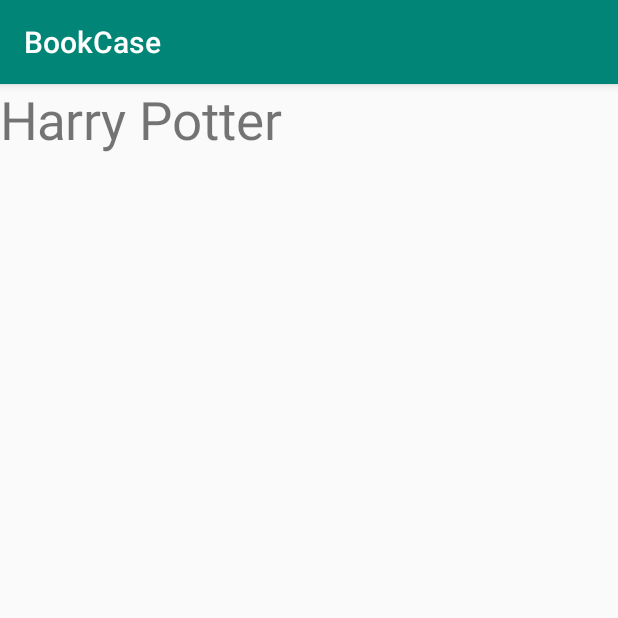
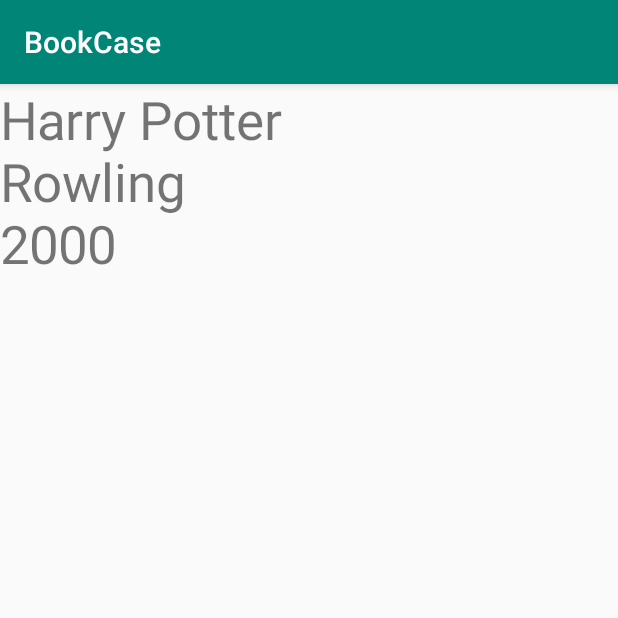
Before and after one commit to john-ammon/BookCase, an Android app: the screen it shows after launch (MainActivity), on a phone screen of 412 x 824 dp, the top half of it. Run offline under Robolectric (Android 15) with nearby library versions, the phone set to English and light mode, and no system bars.

Commit message:
Added Book class and started implementation

```diff
--- a/app/src/main/AndroidManifest.xml
+++ b/app/src/main/AndroidManifest.xml
@@ -1,6 +1,9 @@
 <?xml version="1.0" encoding="utf-8"?>
 <manifest xmlns:android="http://schemas.android.com/apk/res/android"
     package="edu.temple.bookcase">
+
+    <uses-permission android:name="android.permission.INTERNET" />
+    <uses-permission android:name="android.permission.ACCESS_NETWORK_STATE" />
 
     <application
         android:allowBackup="true"
--- /dev/null
+++ b/app/src/main/java/edu/temple/bookcase/Book.java
@@ -0,0 +1,51 @@
+package edu.temple.bookcase;
+
+import android.os.Parcel;
+import android.os.Parcelable;
+
+public class Book implements Parcelable {
+    int mData;
+    int id;
+    String title;
+    String author;
+    int published;
+    String coverURL;
+
+    public Book(int id, String title, String author, int published, String coverURL) {
+        this.id = id;
+        this.title = title;
+        this.author = author;
+        this.published = published;
+        this.coverURL = coverURL;
+    }
+
+    public Book(Parcel in) {
+        this.id = in.readInt();
+        this.title = in.readString();
+        this.author = in.readString();
+        this.published = in.readInt();
+        this.coverURL = in.readString();
+    }
+
+    public static final Parcelable.Creator<Book> CREATOR
+            = new Parcelable.Creator<Book>() {
+        public Book createFromParcel(Parcel in) {
+            return new Book(in);
+        }
+
+        public Book[] newArray(int size) {
+            return new Book[size];
+        }
+    };
+
+
+    @Override
+    public int describeContents() {
+        return 0;
+    }
+
+    @Override
+    public void writeToParcel(Parcel parcel, int i) {
+        parcel.writeInt(mData);
+    }
+}
--- a/app/src/main/java/edu/temple/bookcase/BookDetailsFragment.java
+++ b/app/src/main/java/edu/temple/bookcase/BookDetailsFragment.java
@@ -9,22 +9,22 @@ import androidx.fragment.app.Fragment;
 
 public class BookDetailsFragment extends Fragment {
 
-    String title;
+    Book book;
     TextView tv;
 
     public BookDetailsFragment() {}
 
-    public static BookDetailsFragment newInstance(String title) {
+    public static BookDetailsFragment newInstance(Book book) {
         BookDetailsFragment bdf = new BookDetailsFragment();
         Bundle bundle = new Bundle();
-        bundle.putString("book", title);
+        bundle.putParcelable("book", book);
         bdf.setArguments(bundle);
 
         return bdf;
     }
 
-    public void displayBook(String title) {
-        tv.setText(title);
+    public void displayBook(Book book) {
+        tv.setText(book.title + "\n" + book.author + "\n" + book.published);
         tv.setTextSize(35);
     }
 
@@ -33,7 +33,7 @@ public class BookDetailsFragment extends Fragment {
         super.onCreate(savedInstanceState);
 
         if (getArguments() != null) {
-            title = getArguments().getString("book");
+            book = getArguments().getParcelable("book");
         }
     }
 
@@ -41,7 +41,7 @@ public class BookDetailsFragment extends Fragment {
     public View onCreateView(LayoutInflater inflater, ViewGroup container, Bundle savedInstanceState) {
         tv = (TextView) inflater.inflate(R.layout.fragment_details, container, false);
 
-        if(title != null) {displayBook(title);}
+        if(book != null) {displayBook(book);}
 
         return tv;
     }
--- a/app/src/main/java/edu/temple/bookcase/MainActivity.java
+++ b/app/src/main/java/edu/temple/bookcase/MainActivity.java
@@ -5,6 +5,8 @@ import androidx.fragment.app.Fragment;
 
 import android.content.res.Resources;
 import android.os.Bundle;
+import android.view.View;
+import android.widget.Toast;
 
 import java.util.ArrayList;
 import java.util.Arrays;
@@ -13,24 +15,36 @@ public class MainActivity extends AppCompatActivity implements BookListFragment.
 
     BookDetailsFragment bdf;
     Boolean twoFragment;
-    ArrayList<String> books = new ArrayList<>();
+    ArrayList<Book> books = new ArrayList<>();
 
     @Override
     protected void onCreate(Bundle savedInstanceState) {
         super.onCreate(savedInstanceState);
         setContentView(R.layout.activity_main);
         Resources res = getResources();
-        books.addAll(Arrays.asList(res.getStringArray(R.array.book_array)));
         twoFragment = (findViewById(R.id.detailFragment) != null);
+
+        Book test = new Book(1, "Harry Potter", "Rowling", 2000, "url");
+        Book test2 = new Book(2, "Harry Potter 2", "Rowling", 2001, "url");
+        books.add(test);
+        books.add(test2);
+
+        Bundle bundle = new Bundle();
+        bundle.putParcelableArrayList("BookList", books);
+
+        ViewPagerFragment vpf = new ViewPagerFragment();
+        vpf.setArguments(bundle);
+        BookDetailsFragment bdf = new BookDetailsFragment();
+        bdf.setArguments(bundle);
+
 
         if(!twoFragment) {
             getSupportFragmentManager()
                     .beginTransaction()
                     .addToBackStack(null)
-                    .replace(R.id.listFragment, new ViewPagerFragment())
+                    .replace(R.id.listFragment, vpf)
                     .commit();
         } else {
-            bdf = new BookDetailsFragment();
             getSupportFragmentManager()
                     .beginTransaction()
                     .addToBackStack(null)
@@ -40,16 +54,14 @@ public class MainActivity extends AppCompatActivity implements BookListFragment.
             getSupportFragmentManager()
                     .beginTransaction()
                     .addToBackStack(null)
-                    .add(R.id.listFragment, blf)
+                    .replace(R.id.listFragment, blf)
                     .commit();
         }
     }
 
     @Override
     public void onFragmentInteraction(int position) {
-        String title = books.get(position);
-        bdf.displayBook(title);
-
-
+        Book book = books.get(position);
+        bdf.displayBook(book);
     }
 }
--- a/app/src/main/java/edu/temple/bookcase/ViewPagerFragment.java
+++ b/app/src/main/java/edu/temple/bookcase/ViewPagerFragment.java
@@ -11,10 +11,14 @@ import androidx.fragment.app.FragmentStatePagerAdapter;
 import androidx.viewpager.widget.PagerAdapter;
 import androidx.viewpager.widget.ViewPager;
 
+import java.lang.reflect.Array;
+import java.util.ArrayList;
+
 public class ViewPagerFragment extends Fragment {
 
     ViewPager vp;
     PagerAdapter pa;
+    ArrayList<Book> books;
 
     public ViewPagerFragment() {}
     public static ViewPagerFragment newInstance() {return new ViewPagerFragment();}
@@ -26,6 +30,7 @@ public class ViewPagerFragment extends Fragment {
 
     @Override
     public View onCreateView(LayoutInflater inflater, ViewGroup container, Bundle savedInstanceState) {
+        books = getArguments().getParcelableArrayList("BookList");
         View v = inflater.inflate(R.layout.fragment_pager, container,false);
         vp = v.findViewById(R.id.bookPager);
         pa = new vpAdapter(getChildFragmentManager());
@@ -41,26 +46,15 @@ public class ViewPagerFragment extends Fragment {
 
         @Override
         public Fragment getItem(int position) {
-            switch (position)
-            {
-                case 0:
-                case 1:
-                case 2:
-                case 3:
-                case 4:
-                case 5:
-                case 6:
-                case 7:
-                case 8:
-                case 9:
-                    return BookDetailsFragment.newInstance(getResources().getStringArray(R.array.book_array)[position]);
-                default:
-                    return null;
+            if(position < books.size()) {
+                return BookDetailsFragment.newInstance(books.get(position));
+            } else {
+                return null;
             }
         }
 
         public int getCount() {
-            return getResources().getStringArray(R.array.book_array).length;
+            return books.size();
         }
     }
 }
```
Also changed, not shown: app/src/main/java/edu/temple/bookcase/BookListFragment.java (+9 -5 lines).
